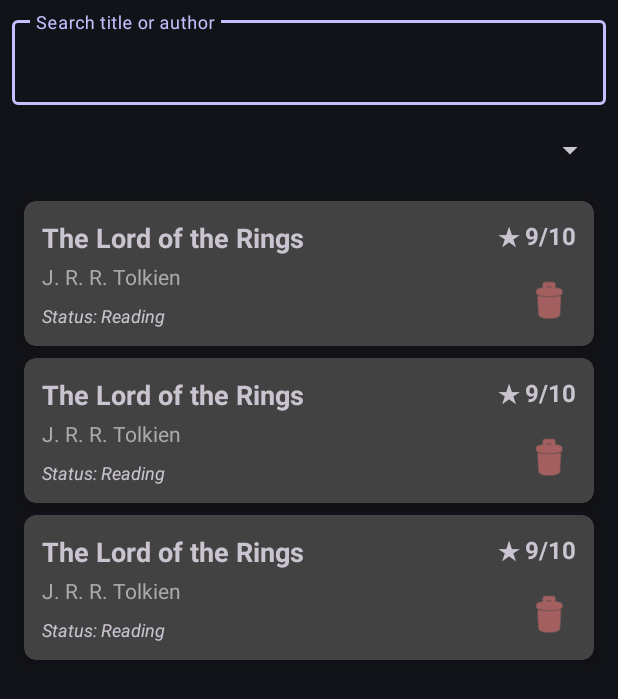
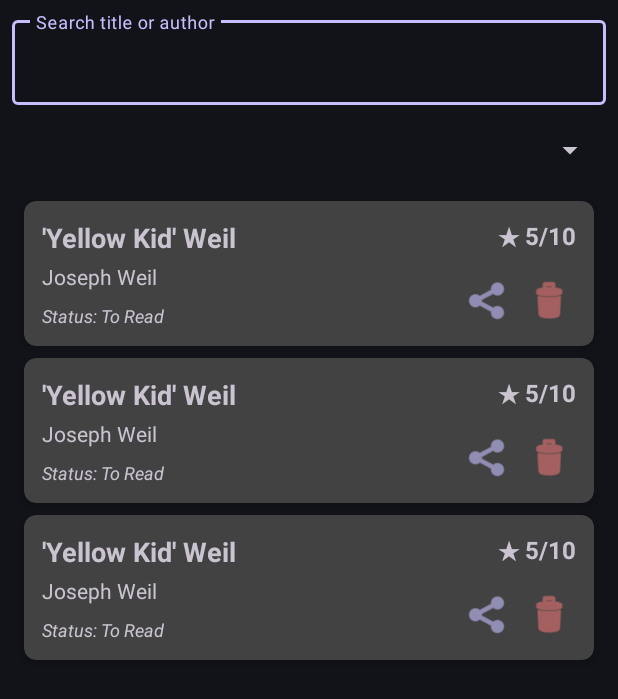
Before and after one commit to DoodlyPoro/MobileApps2026-2401321029, an Android app built with Jetpack Compose: the layout fragment_book_list.xml on its own in the app's theme, with its tools: preview values and no code run, on a phone screen of 412 x 824 dp. Shown: the top 699 px of the screen. Run offline under Robolectric (Android 15) with nearby library versions, the phone set to English and light mode, and no system bars.

Commit message:
Added share intent

```diff
--- a/app/src/main/res/layout/item_book.xml
+++ b/app/src/main/res/layout/item_book.xml
@@ -25,30 +25,34 @@
             app:layout_constraintEnd_toStartOf="@+id/textRating"
             app:layout_constraintStart_toStartOf="parent"
             app:layout_constraintTop_toTopOf="parent"
-            tools:text="The Lord of the Rings" />
+            tools:text="'Yellow Kid' Weil" />
 
         <TextView
             android:id="@+id/textAuthor"
             android:layout_width="0dp"
             android:layout_height="wrap_content"
             android:layout_marginTop="4dp"
-            android:textColor="@android:color/darker_gray"
+            android:layout_marginEnd="8dp"
+            android:textColor="?attr/colorOnSurfaceVariant"
             android:textSize="14sp"
-            app:layout_constraintEnd_toStartOf="@+id/textRating"
+            app:layout_constraintEnd_toStartOf="@+id/btnShareBook"
             app:layout_constraintStart_toStartOf="parent"
             app:layout_constraintTop_toBottomOf="@+id/textTitle"
-            tools:text="J. R. R. Tolkien" />
+            tools:text="Joseph Weil" />
 
         <TextView
             android:id="@+id/textStatus"
-            android:layout_width="wrap_content"
+            android:layout_width="0dp"
             android:layout_height="wrap_content"
             android:layout_marginTop="8dp"
+            android:layout_marginEnd="8dp"
             android:textSize="12sp"
             android:textStyle="italic"
+            app:layout_constraintBottom_toBottomOf="parent"
+            app:layout_constraintEnd_toStartOf="@+id/btnShareBook"
             app:layout_constraintStart_toStartOf="parent"
             app:layout_constraintTop_toBottomOf="@+id/textAuthor"
-            tools:text="Status: Reading" />
+            tools:text="Status: To Read" />
 
         <TextView
             android:id="@+id/textRating"
@@ -58,7 +62,19 @@
             android:textStyle="bold"
             app:layout_constraintEnd_toEndOf="parent"
             app:layout_constraintTop_toTopOf="parent"
-            tools:text="★ 9/10" />
+            tools:text="★ 5/10" />
+
+        <ImageButton
+            android:id="@+id/btnShareBook"
+            android:layout_width="36dp"
+            android:layout_height="36dp"
+            android:layout_marginEnd="4dp"
+            android:background="?attr/selectableItemBackgroundBorderless"
+            android:contentDescription="Share book"
+            android:src="@android:drawable/ic_menu_share"
+            app:layout_constraintBottom_toBottomOf="parent"
+            app:layout_constraintEnd_toStartOf="@+id/btnDeleteBook"
+            app:tint="?attr/colorPrimary" />
 
         <ImageButton
             android:id="@+id/btnDeleteBook"
```
Also changed, not shown: app/src/main/java/com/example/booktracker/ui/BookAdapter.kt (+7 -1 lines), app/src/main/java/com/example/booktracker/ui/BookListFragment.kt (+22 -0 lines).
